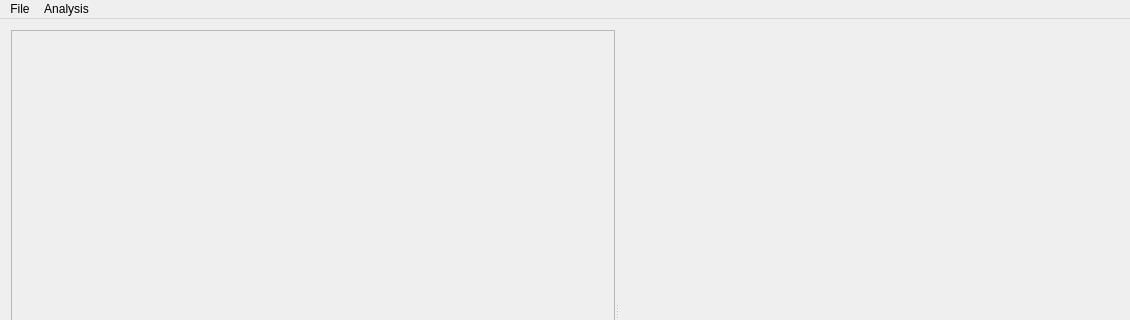
Old version of the form src/ui/mainwindow.ui in the repository elsamuko/copymove2; both pictures show x 0 to 1130 and y 0 to 320 of the 1130 by 627 pixel window.
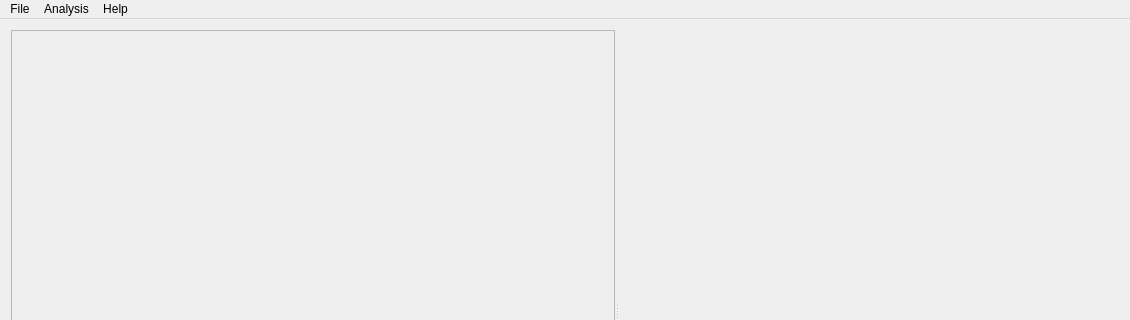
New version of the form. Icons and pictures are not drawn. Custom widgets are drawn as their Qt base class.

Commit message: add: using about dialog

Patch:
```diff
--- a/src/ui/mainwindow.ui
+++ b/src/ui/mainwindow.ui
@@ -78,8 +78,15 @@
     </property>
     <addaction name="actionRun"/>
    </widget>
+   <widget class="QMenu" name="menuHelp">
+    <property name="title">
+     <string>Help</string>
+    </property>
+    <addaction name="actionAbout"/>
+   </widget>
    <addaction name="menuFile"/>
    <addaction name="menuAnalysis"/>
+   <addaction name="menuHelp"/>
   </widget>
   <widget class="QStatusBar" name="statusBar"/>
   <action name="actionOpen">
```
Left out of the diff: 15 changed lines with no effect on the pictures. The commit also changes 3 other files.
